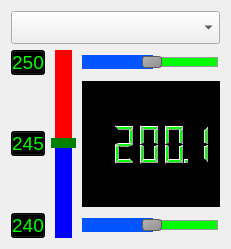
The window that temp_moniter1.ui (kimbakcho/QCproject) describes before a commit, drawn with Qt 5.
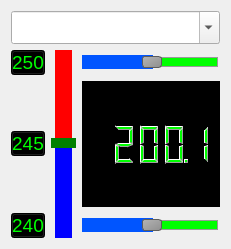
The same window after the commit.

What changed in the file:
```diff
--- a/temp_moniter1.ui
+++ b/temp_moniter1.ui
@@ -123,6 +123,9 @@
        <pointsize>16</pointsize>
       </font>
      </property>
+     <property name="editable">
+      <bool>true</bool>
+     </property>
     </widget>
    </item>
    <item row="3" column="0">
```
Left out of the diff: 2 changed lines with no effect on the pictures.
